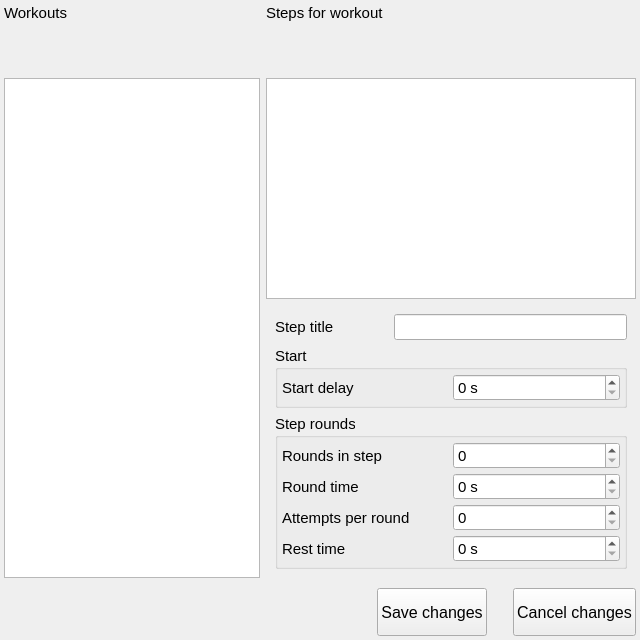
First picture: the form in src/ui/WorkoutEditor.ui, repository antongus/kettlebell-timer, before the edit.
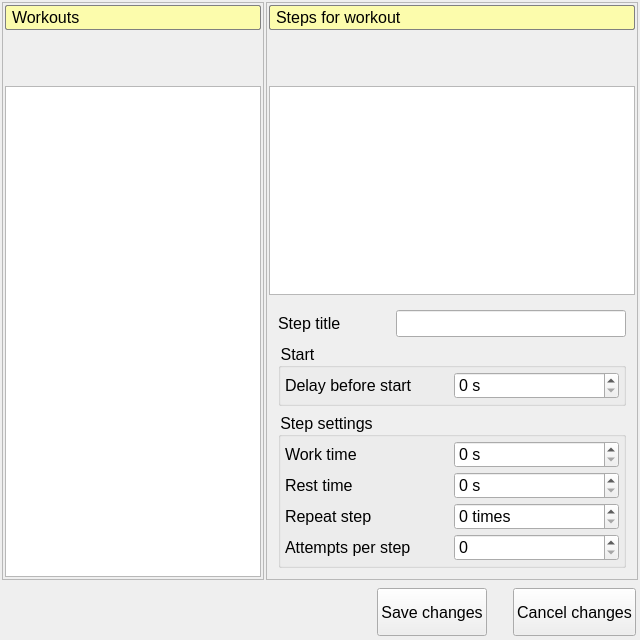
Second picture: the form after the edit. Icons and pictures are not drawn.

Commit message: made separate labels for step and stage, rearrange ui

What changed in the file:
```diff
--- a/src/ui/WorkoutEditor.ui
+++ b/src/ui/WorkoutEditor.ui
@@ -16,11 +16,6 @@
     <height>600</height>
    </size>
   </property>
-  <property name="font">
-   <font>
-    <pointsize>11</pointsize>
-   </font>
-  </property>
   <property name="windowTitle">
    <string>Workout editor</string>
   </property>
@@ -39,6 +34,9 @@
    </property>
    <item>
     <widget class="QWidget" name="widget_6" native="true">
+     <property name="styleSheet">
+      <string notr="true">font-size:12pt;</string>
+     </property>
      <layout class="QHBoxLayout" name="horizontalLayout">
       <property name="spacing">
        <number>2</number>
@@ -56,7 +54,10 @@
        <number>0</number>
       </property>
       <item>
-       <widget class="QWidget" name="widget" native="true">
+       <widget class="QFrame" name="frame">
+        <property name="frameShape">
+         <enum>QFrame::StyledPanel</enum>
+        </property>
         <layout class="QVBoxLayout" name="verticalLayout">
          <property name="leftMargin">
           <number>2</number>
@@ -72,6 +73,14 @@
          </property>
          <item>
           <widget class="QLabel" name="label">
+           <property name="styleSheet">
+            <string notr="true">padding: 2px 2px;
+border: 1px solid;
+border-radius: 2px;
+background-color: rgba(255, 255, 153, 200);
+border-color: gray;
+</string>
+           </property>
            <property name="text">
             <string>Workouts</string>
            </property>
@@ -182,13 +191,16 @@
        </widget>
       </item>
       <item>
-       <widget class="QWidget" name="widget_2" native="true">
+       <widget class="QFrame" name="frame_2">
         <property name="sizePolicy">
          <sizepolicy hsizetype="Expanding" vsizetype="Preferred">
           <horstretch>3</horstretch>
           <verstretch>0</verstretch>
          </sizepolicy>
         </property>
+        <property name="frameShape">
+         <enum>QFrame::StyledPanel</enum>
+        </property>
         <layout class="QVBoxLayout" name="verticalLayout_2">
          <property name="leftMargin">
           <number>2</number>
@@ -204,6 +216,14 @@
          </property>
          <item>
           <widget class="QLabel" name="stepsTitle">
+           <property name="styleSheet">
+            <string notr="true">padding: 2px 2px;
+border: 1px solid;
+border-radius: 2px;
+background-color: rgba(255, 255, 153, 200);
+border-color: gray;
+</string>
+           </property>
            <property name="text">
             <string>Steps for workout</string>
            </property>
@@ -382,7 +402,7 @@
             <item row="7" column="0" colspan="3">
              <widget class="QGroupBox" name="groupBox_3">
               <property name="title">
-               <string>Step rounds</string>
+               <string>Step settings</string>
               </property>
               <layout class="QGridLayout" name="gridLayout_4">
                <property name="leftMargin">
@@ -400,16 +420,20 @@
                <property name="spacing">
                 <number>4</number>
                </property>
-               <item row="0" column="0">
+               <item row="1" column="0">
+                <widget class="QLabel" name="label_5">
+                 <property name="text">
+                  <string>Work time</string>
+                 </property>
+                </widget>
+               </item>
+               <item row="5" column="0">
                 <widget class="QLabel" name="label_6">
                  <property name="text">
-                  <string>Rounds in step</string>
+                  <string>Repeat step</string>
                  </property>
                 </widget>
                </item>
-               <item row="0" column="1">
-                <widget class="QSpinBox" name="sbRoundCount"/>
-               </item>
                <item row="1" column="1">
                 <widget class="QSpinBox" name="sbRoundTime">
                  <property name="suffix">
@@ -427,27 +451,6 @@
                  </property>
                 </widget>
                </item>
-               <item row="1" column="0">
-                <widget class="QLabel" name="label_5">
-                 <property name="text">
-                  <string>Round time</string>
-                 </property>
-                </widget>
-               </item>
-               <item row="2" column="1">
-                <widget class="QSpinBox" name="sbRoundAttempts">
-                 <property name="maximum">
-                  <number>999</number>
-                 </property>
-                </widget>
-               </item>
-               <item row="2" column="0">
-                <widget class="QLabel" name="label_8">
-                 <property name="text">
-                  <string>Attempts per round</string>
-                 </property>
-                </widget>
-               </item>
                <item row="3" column="0">
                 <widget class="QLabel" name="label_7">
                  <property name="text">
@@ -455,6 +458,27 @@
                  </property>
                 </widget>
                </item>
+               <item row="5" column="1">
+                <widget class="QSpinBox" name="sbRoundCount">
+                 <property name="suffix">
+                  <string> times</string>
+                 </property>
+                </widget>
+               </item>
+               <item row="6" column="0">
+                <widget class="QLabel" name="label_8">
+                 <property name="text">
+                  <string>Attempts per step</string>
+                 </property>
+                </widget>
+               </item>
+               <item row="6" column="1">
+                <widget class="QSpinBox" name="sbRoundAttempts">
+                 <property name="maximum">
+                  <number>999</number>
+                 </property>
+                </widget>
+               </item>
               </layout>
              </widget>
             </item>
@@ -492,7 +516,7 @@
                <item row="0" column="0">
                 <widget class="QLabel" name="label_4">
                  <property name="text">
-                  <string>Start delay</string>
+                  <string>Delay before start</string>
                  </property>
                 </widget>
                </item>
```
Left out of the diff: 5 changed lines with no effect on the pictures. The commit also changes 5 other files.
